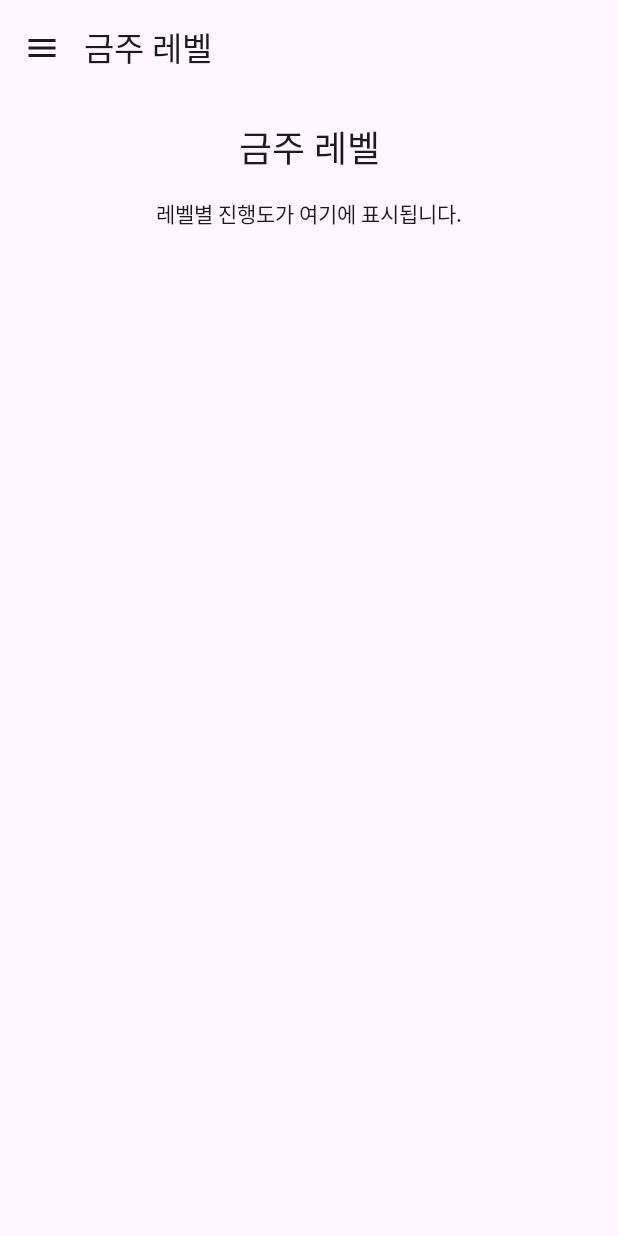
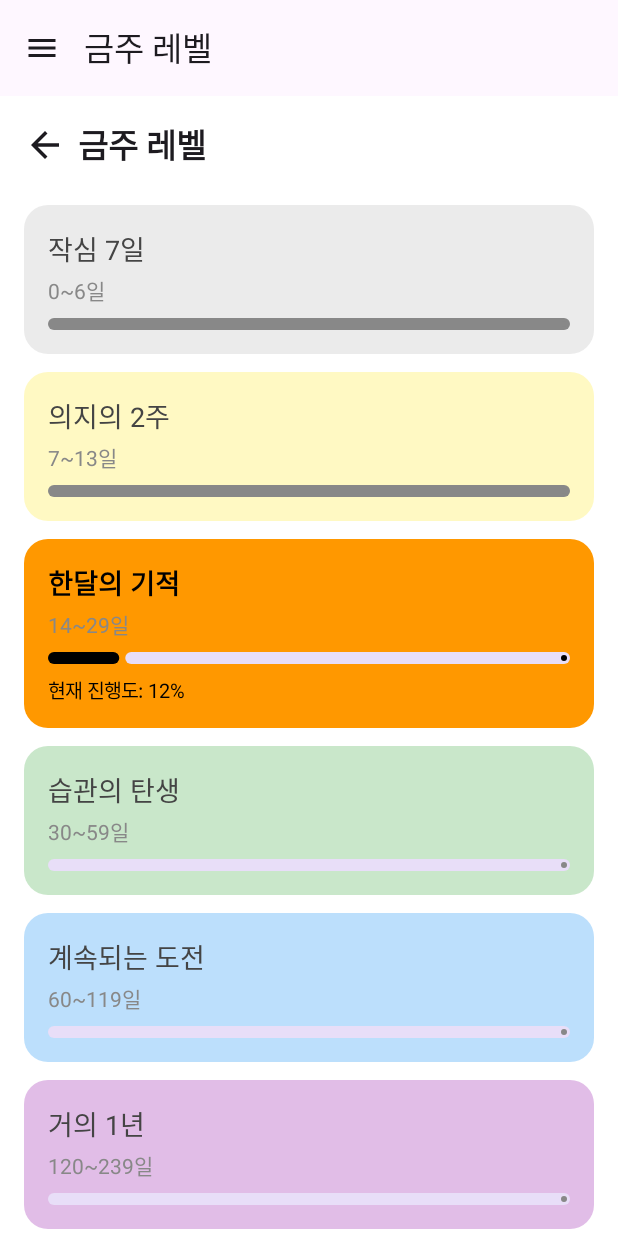
Before and after one commit to yslee-sound/AlcoholicTimer, an Android app built with Jetpack Compose: the LevelActivity screen opened directly, with no data from a screen before it, on a phone screen of 412 x 824 dp. Run offline under Robolectric (Android 15) with nearby library versions, the phone set to English and light mode, and no system bars.

Commit message:
Level re1

```diff
--- a/app/src/main/java/com/example/alcoholictimer/LevelActivity.kt
+++ b/app/src/main/java/com/example/alcoholictimer/LevelActivity.kt
@@ -3,12 +3,26 @@ package com.example.alcoholictimer
 import android.os.Bundle
 import androidx.activity.ComponentActivity
 import androidx.activity.compose.setContent
+import androidx.compose.foundation.background
+import androidx.compose.foundation.clickable
 import androidx.compose.foundation.layout.*
+import androidx.compose.foundation.rememberScrollState
+import androidx.compose.foundation.shape.RoundedCornerShape
 import androidx.compose.foundation.text.BasicText
+import androidx.compose.foundation.verticalScroll
+import androidx.compose.material.icons.Icons
+import androidx.compose.material.icons.filled.ArrowBack
 import androidx.compose.material3.*
 import androidx.compose.runtime.Composable
+import androidx.compose.runtime.getValue
+import androidx.compose.runtime.mutableStateOf
+import androidx.compose.runtime.remember
+import androidx.compose.runtime.setValue
 import androidx.compose.ui.Alignment
 import androidx.compose.ui.Modifier
+import androidx.compose.ui.graphics.Color
+import androidx.compose.ui.text.font.FontWeight
+import androidx.compose.ui.text.style.TextAlign
 import androidx.compose.ui.tooling.preview.Preview
 import androidx.compose.ui.unit.dp
 import androidx.compose.ui.unit.sp
@@ -28,20 +42,98 @@ class LevelActivity : BaseActivity() {
 
     @OptIn(ExperimentalMaterial3Api::class)
     @Composable
-    fun LevelScreen() {
+    fun LevelScreen(
+        currentDays: Int = 15, // 예시: 실제 데이터 연동 시 파라미터로 변경
+        onBack: (() -> Unit)? = null
+    ) {
+        val levels = listOf(
+            LevelInfo("작심 7일", 0, 6, Color(0xFFBDBDBD)),
+            LevelInfo("의지의 2주", 7, 13, Color(0xFFFFEB3B)),
+            LevelInfo("한달의 기적", 14, 29, Color(0xFFFF9800)),
+            LevelInfo("습관의 탄생", 30, 59, Color(0xFF4CAF50)),
+            LevelInfo("계속되는 도전", 60, 119, Color(0xFF2196F3)),
+            LevelInfo("거의 1년", 120, 239, Color(0xFF9C27B0)),
+            LevelInfo("금주 마스터", 240, 364, Color(0xFF212121)),
+            LevelInfo("절제의 레전드", 365, Int.MAX_VALUE, Color(0xFFFFD700)),
+        )
+        val currentLevel = levels.firstOrNull { currentDays in it.start..it.end } ?: levels.last()
+
         Column(
-            modifier = Modifier
-                .fillMaxSize()
-                .padding(16.dp),
-            horizontalAlignment = Alignment.CenterHorizontally
+            modifier = Modifier.fillMaxSize().background(Color.White),
         ) {
-            Text(
-                text = "금주 레벨",
-                fontSize = 24.sp,
-                modifier = Modifier.padding(bottom = 16.dp)
-            )
-            // 레벨 관련 UI 구현
-            Text("레벨별 진행도가 여기에 표시됩니다.")
+            // 상단바
+            Row(
+                modifier = Modifier.fillMaxWidth().padding(16.dp),
+                verticalAlignment = Alignment.CenterVertically
+            ) {
+                Icon(
+                    imageVector = Icons.Default.ArrowBack,
+                    contentDescription = "뒤로가기",
+                    modifier = Modifier.size(28.dp).clickable { onBack?.invoke() }
+                )
+                Spacer(modifier = Modifier.width(8.dp))
+                Text(
+                    text = "금주 레벨",
+                    fontSize = 22.sp,
+                    fontWeight = FontWeight.Bold,
+                    textAlign = TextAlign.Start
+                )
+            }
+            Spacer(modifier = Modifier.height(8.dp))
+            // 레벨 카드 리스트
+            Column(modifier = Modifier.verticalScroll(rememberScrollState())) {
+                levels.forEach { level ->
+                    LevelCard(level, currentDays)
+                    Spacer(modifier = Modifier.height(12.dp))
+                }
+            }
+        }
+    }
+
+    data class LevelInfo(val name: String, val start: Int, val end: Int, val color: Color)
+
+    @Composable
+    fun LevelCard(level: LevelInfo, currentDays: Int) {
+        val isCurrent = currentDays in level.start..level.end
+        val progress = when {
+            currentDays < level.start -> 0f
+            currentDays > level.end -> 1f
+            else -> (currentDays - level.start + 1).toFloat() / (level.end - level.start + 1)
+        }
+        val dateText = if (level.name == "절제의 레전드") "1년 이상" else "${level.start}~${level.end}일"
+        Card(
+            shape = RoundedCornerShape(16.dp),
+            colors = CardDefaults.cardColors(containerColor = level.color.copy(alpha = if (isCurrent) 1f else 0.3f)),
+            modifier = Modifier.fillMaxWidth().padding(horizontal = 16.dp)
+        ) {
+            Column(modifier = Modifier.padding(16.dp)) {
+                Text(
+                    text = level.name,
+                    fontSize = 18.sp,
+                    fontWeight = if (isCurrent) FontWeight.Bold else FontWeight.Normal,
+                    color = if (isCurrent) Color.Black else Color.DarkGray
+                )
+                Spacer(modifier = Modifier.height(4.dp))
+                Text(
+                    text = dateText,
+                    fontSize = 14.sp,
+                    color = Color.Gray
+                )
+                Spacer(modifier = Modifier.height(8.dp))
+                LinearProgressIndicator(
+                    progress = progress,
+                    modifier = Modifier.fillMaxWidth().height(8.dp),
+                    color = if (isCurrent) Color.Black else Color.Gray
+                )
+                if (isCurrent) {
+                    Spacer(modifier = Modifier.height(8.dp))
+                    Text(
+                        text = "현재 진행도: ${(progress * 100).toInt()}%",
+                        fontSize = 13.sp,
+                        color = Color.Black
+                    )
+                }
+            }
         }
     }
 }
@@ -49,17 +141,5 @@ class LevelActivity : BaseActivity() {
 @Preview(showBackground = true)
 @Composable
 fun PreviewLevelScreen() {
-    Column(
-        modifier = Modifier
-            .fillMaxSize()
-            .padding(16.dp),
-        horizontalAlignment = Alignment.CenterHorizontally
-    ) {
-        Text(
-            text = "금주 레벨",
-            fontSize = 24.sp,
-            modifier = Modifier.padding(bottom = 16.dp)
-        )
-        Text("레벨별 진행도가 여기에 표시됩니다.")
-    }
+    LevelActivity().LevelScreen(currentDays = 15)
 }
```
Also changed, not shown: 1 other file.
